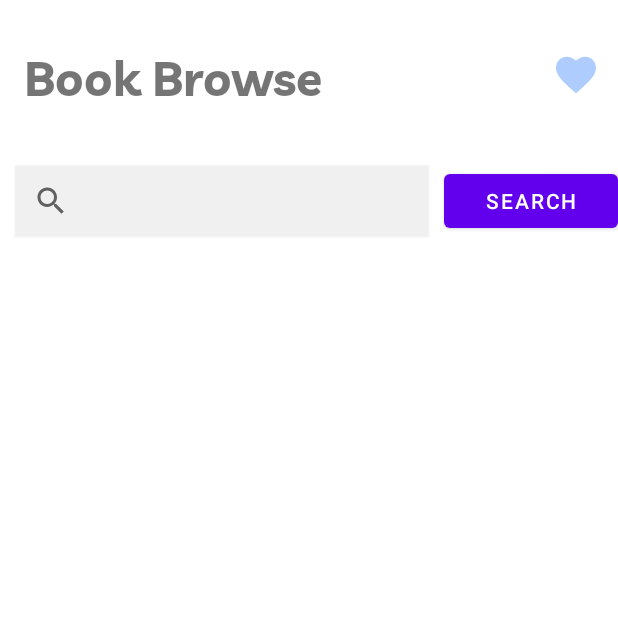
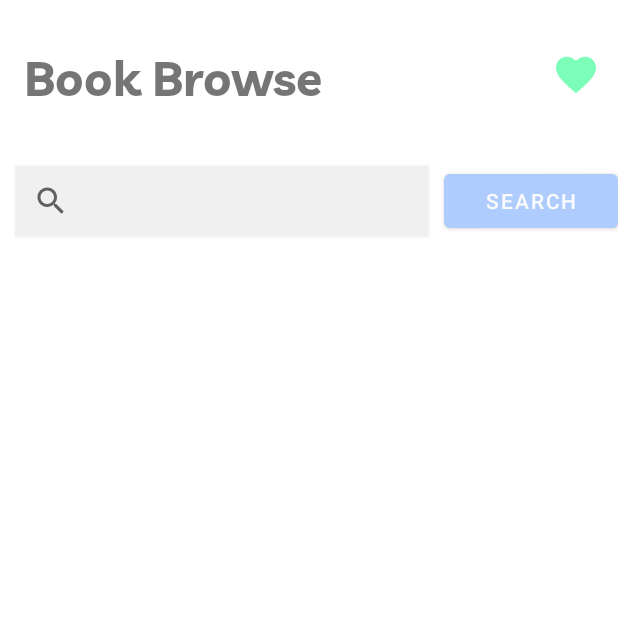
Before and after one commit to dariadobsai/book-browse, an Android app: the screen it shows after launch (MainActivity), on a phone screen of 412 x 824 dp, the top half of it. Run offline under Robolectric (Android 15) with nearby library versions, the phone set to English and light mode, and no system bars; our stand-ins replace data binding, navigation-ui.

Commit message:
add base colors

```diff
--- a/app/src/main/res/drawable/ic_favorites.xml
+++ b/app/src/main/res/drawable/ic_favorites.xml
@@ -5,5 +5,5 @@
     android:viewportHeight="32">
   <path
       android:pathData="M16,28.2333L14.0666,26.4733C7.2,20.2467 2.6666,16.14 2.6666,11.1C2.6666,6.9933 5.8933,3.7667 10,3.7667C12.32,3.7667 14.5466,4.8467 16,6.5533C17.4533,4.8467 19.68,3.7667 22,3.7667C26.1066,3.7667 29.3333,6.9933 29.3333,11.1C29.3333,16.14 24.8,20.2467 17.9333,26.4867L16,28.2333Z"
-      android:fillColor="#AECDFE"/>
+      android:fillColor="#7CFEB8"/>
 </vector>
--- a/app/src/main/res/values-night/themes.xml
+++ b/app/src/main/res/values-night/themes.xml
@@ -1,16 +1,12 @@
 <resources xmlns:tools="http://schemas.android.com/tools">
-    <!-- Base application theme. -->
     <style name="Theme.BookBrowse" parent="Theme.MaterialComponents.DayNight.NoActionBar">
         <!-- Primary brand color. -->
-        <item name="colorPrimary">@color/purple_200</item>
+        <item name="colorPrimary">@color/accentBlue</item>
         <item name="colorPrimaryVariant">@color/purple_700</item>
-        <item name="colorOnPrimary">@color/black</item>
+        <item name="colorOnPrimary">@color/dark</item>
         <!-- Secondary brand color. -->
         <item name="colorSecondary">@color/teal_200</item>
         <item name="colorSecondaryVariant">@color/teal_200</item>
-        <item name="colorOnSecondary">@color/black</item>
-        <!-- Status bar color. -->
-        <item name="android:statusBarColor" tools:targetApi="l">?attr/colorPrimaryVariant</item>
-        <!-- Customize your theme here. -->
+        <item name="colorOnSecondary">@color/dark</item>
     </style>
 </resources>
--- a/app/src/main/res/values/colors.xml
+++ b/app/src/main/res/values/colors.xml
@@ -1,10 +1,21 @@
 <?xml version="1.0" encoding="utf-8"?>
 <resources>
-    <color name="purple_200">#FFBB86FC</color>
-    <color name="purple_500">#FF6200EE</color>
+    <color name="accentBlue">#AECDFE</color>
+    <color name="accentGreen">#7CFEB8</color>
+
     <color name="purple_700">#FF3700B3</color>
     <color name="teal_200">#FF03DAC5</color>
     <color name="teal_700">#FF018786</color>
-    <color name="black">#FF000000</color>
+
+    <color name="dark">#353535</color>
+    <color name="light">#FBFBFB</color>
     <color name="white">#FFFFFFFF</color>
+
+    <!-- Text colors -->
+    <color name="textPrimaryThemeLight">#363636</color>
+    <color name="textSecondaryThemeLight">#7D7D7D</color>
+
+    <color name="textPrimaryThemeDark">@color/white</color>
+    <color name="textSecondaryThemeDark">#9A9A9A</color>
+
 </resources>
--- a/app/src/main/res/values/themes.xml
+++ b/app/src/main/res/values/themes.xml
@@ -1,16 +1,12 @@
 <resources xmlns:tools="http://schemas.android.com/tools">
-    <!-- Base application theme. -->
     <style name="Theme.BookBrowse" parent="Theme.MaterialComponents.DayNight.NoActionBar">
         <!-- Primary brand color. -->
-        <item name="colorPrimary">@color/purple_500</item>
+        <item name="colorPrimary">@color/accentBlue</item>
         <item name="colorPrimaryVariant">@color/purple_700</item>
-        <item name="colorOnPrimary">@color/white</item>
+        <item name="colorOnPrimary">@color/light</item>
         <!-- Secondary brand color. -->
         <item name="colorSecondary">@color/teal_200</item>
         <item name="colorSecondaryVariant">@color/teal_700</item>
-        <item name="colorOnSecondary">@color/black</item>
-        <!-- Status bar color. -->
-        <item name="android:statusBarColor" tools:targetApi="l">?attr/colorPrimaryVariant</item>
-        <!-- Customize your theme here. -->
+        <item name="colorOnSecondary">@color/dark</item>
     </style>
 </resources>
```
